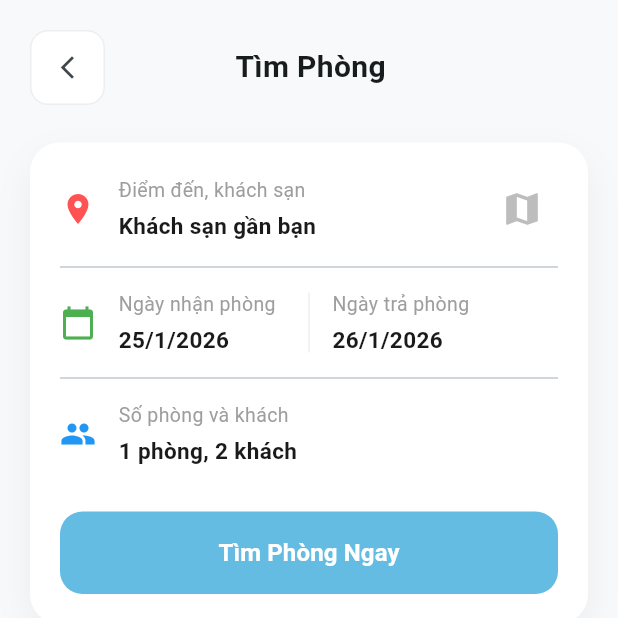
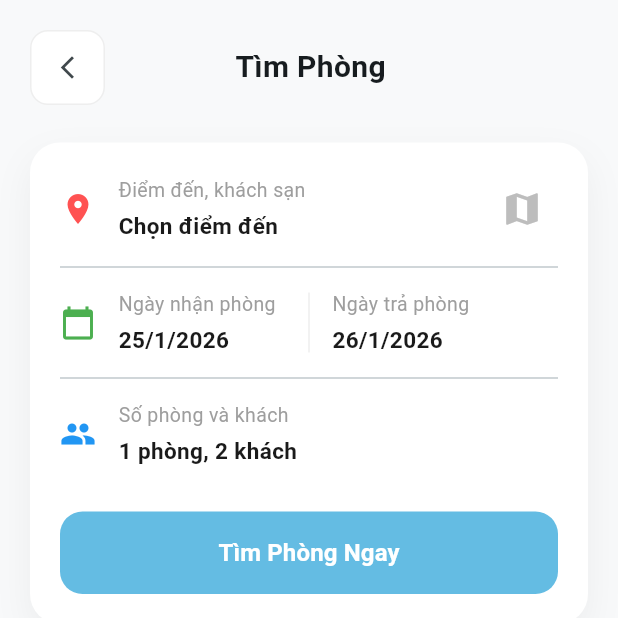
Before and after one commit to NHTK412/hotel-booking-app, a Flutter app: the FilterHotelScreen screen opened by its route, on a phone screen of 412 x 824 dp, the top half of it. Run offline on Flutter 3.47's test engine with Material 3 defaults, Android fonts, the phone set to English and light mode, and no system bars; our stand-ins replace dio, firebase_auth, firebase_core, firebase_messaging, geocoding, geolocator and 8 more; accounts and stored records are empty.

Commit message:
fix(location): Adjust the API to get the current location.

```diff
--- a/lib/screens/filter_hotel_screen.dart
+++ b/lib/screens/filter_hotel_screen.dart
@@ -42,7 +42,7 @@ class _FilterHotelScreenState extends State<FilterHotelScreen> {
   @override
   void initState() {
     super.initState();
-    _location = "Khách sạn gần bạn";
+    _location = "Chọn điểm đến";
 
     _locationId = 0;
 
--- a/lib/screens/home_screen.dart
+++ b/lib/screens/home_screen.dart
@@ -102,6 +102,8 @@ class _HomeScreenState extends State<HomeScreen> {
       Map<String, dynamic> queryParameters = {
         "subAdministrativeArea": sub,
         "administrativeArea": ad,
+        "longitude": longitude,
+        "latitude": latitude,
       };
 
       queryParameters.removeWhere((key, value) => value == null);
@@ -200,7 +202,7 @@ class _HomeScreenState extends State<HomeScreen> {
 
     _popularFuture = _accommodationRepository.getAllAccommodations(
       page: 0,
-      size: 10,
+      size: 5,
       sortBy: true,
       type: types[typeAccommodationSelect]["json"],
       locationId: locId,
```
Also changed, not shown: lib/screens/locations_screen.dart (+9 -2 lines).
